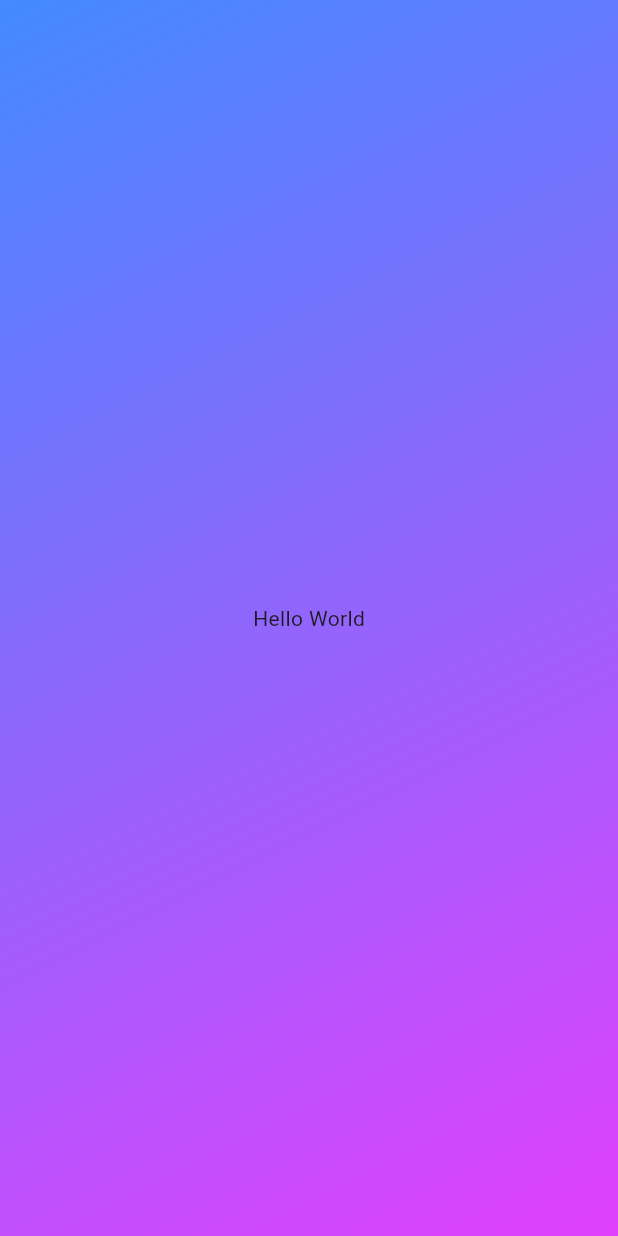
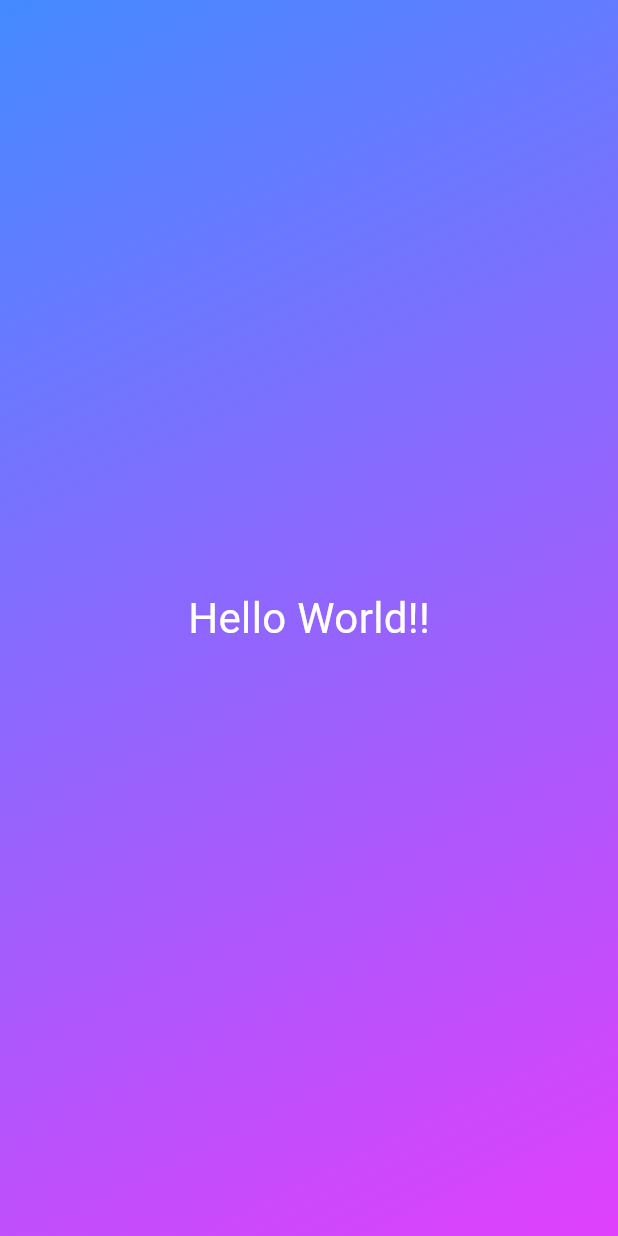
Before and after one commit to AnaLinsDev/flutter_roll_dice, a Flutter app: the screen it shows after launch, on a phone screen of 412 x 824 dp. Run offline on Flutter 3.47's test engine with Material 3 defaults, Android fonts, the phone set to English and light mode, and no system bars.

Commit message:
add mult components

```diff
--- /dev/null
+++ b/lib/gradient_container.dart
@@ -0,0 +1,25 @@
+import 'package:flutter/material.dart';
+
+import 'package:roll_dice/styled_text.dart';
+
+var startAligment = Alignment.topLeft;
+var endAligment = Alignment.bottomRight;
+
+class GradientContainer extends StatelessWidget {
+  const GradientContainer({key}) : super(key: key);
+
+  @override
+  Widget build(context) {
+    return Container(
+      decoration: BoxDecoration(
+        gradient: LinearGradient(
+            colors: [Colors.blueAccent, Colors.purpleAccent],
+            begin: startAligment,
+            end: endAligment),
+      ),
+      child: const Center(
+        child: StyledText(),
+      ),
+    );
+  }
+}
--- /dev/null
+++ b/lib/styled_text.dart
@@ -0,0 +1,13 @@
+import 'package:flutter/material.dart';
+
+class StyledText extends StatelessWidget {
+  const StyledText({key}) : super(key: key);
+
+  @override
+  Widget build(context) {
+    return const Text(
+      "Hello World!!",
+      style: TextStyle(color: Colors.white, fontSize: 28),
+    );
+  }
+}
```
Also changed, not shown: lib/main.dart (+4 -14 lines).
